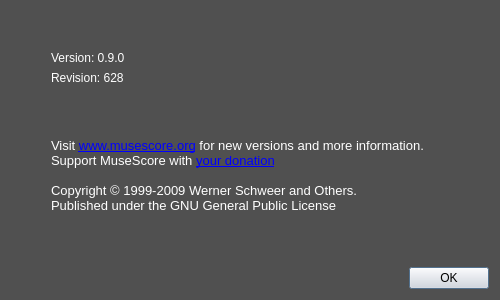
Above: mscore/mscore/aboutbox.ui from musescore/musescore-old before the change. Below: the same form after it.
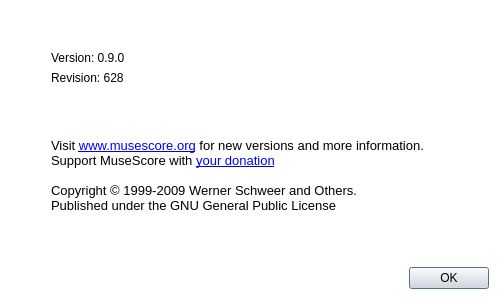
That is the form after the change. Icons and pictures are not drawn.

Patch:
```diff
--- a/mscore/mscore/aboutbox.ui
+++ b/mscore/mscore/aboutbox.ui
@@ -22,9 +22,9 @@
      <colorrole role="WindowText">
       <brush brushstyle="SolidPattern">
        <color alpha="255">
-        <red>255</red>
-        <green>255</green>
-        <blue>255</blue>
+        <red>0</red>
+        <green>0</green>
+        <blue>0</blue>
        </color>
       </brush>
      </colorrole>
@@ -76,9 +76,9 @@
      <colorrole role="Text">
       <brush brushstyle="SolidPattern">
        <color alpha="255">
-        <red>255</red>
-        <green>255</green>
-        <blue>255</blue>
+        <red>0</red>
+        <green>0</green>
+        <blue>0</blue>
        </color>
       </brush>
      </colorrole>
@@ -103,18 +103,18 @@
      <colorrole role="Base">
       <brush brushstyle="SolidPattern">
        <color alpha="255">
-        <red>80</red>
-        <green>80</green>
-        <blue>80</blue>
+        <red>255</red>
+        <green>255</green>
+        <blue>255</blue>
        </color>
       </brush>
      </colorrole>
      <colorrole role="Window">
       <brush brushstyle="SolidPattern">
        <color alpha="255">
-        <red>80</red>
-        <green>80</green>
-        <blue>80</blue>
+        <red>255</red>
+        <green>255</green>
+        <blue>255</blue>
        </color>
       </brush>
      </colorrole>
@@ -177,9 +177,9 @@
      <colorrole role="WindowText">
       <brush brushstyle="SolidPattern">
        <color alpha="255">
-        <red>255</red>
-        <green>255</green>
-        <blue>255</blue>
+        <red>0</red>
+        <green>0</green>
+        <blue>0</blue>
        </color>
       </brush>
      </colorrole>
@@ -231,9 +231,9 @@
      <colorrole role="Text">
       <brush brushstyle="SolidPattern">
        <color alpha="255">
-        <red>255</red>
-        <green>255</green>
-        <blue>255</blue>
+        <red>0</red>
+        <green>0</green>
+        <blue>0</blue>
        </color>
       </brush>
      </colorrole>
@@ -258,18 +258,18 @@
      <colorrole role="Base">
       <brush brushstyle="SolidPattern">
        <color alpha="255">
-        <red>80</red>
-        <green>80</green>
-        <blue>80</blue>
+        <red>255</red>
+        <green>255</green>
+        <blue>255</blue>
        </color>
       </brush>
      </colorrole>
      <colorrole role="Window">
       <brush brushstyle="SolidPattern">
        <color alpha="255">
-        <red>80</red>
-        <green>80</green>
-        <blue>80</blue>
+        <red>255</red>
+        <green>255</green>
+        <blue>255</blue>
        </color>
       </brush>
      </colorrole>
@@ -413,18 +413,18 @@
      <colorrole role="Base">
       <brush brushstyle="SolidPattern">
        <color alpha="255">
-        <red>80</red>
-        <green>80</green>
-        <blue>80</blue>
+        <red>255</red>
+        <green>255</green>
+        <blue>255</blue>
        </color>
       </brush>
      </colorrole>
      <colorrole role="Window">
       <brush brushstyle="SolidPattern">
        <color alpha="255">
-        <red>80</red>
-        <green>80</green>
-        <blue>80</blue>
+        <red>255</red>
+        <green>255</green>
+        <blue>255</blue>
        </color>
       </brush>
      </colorrole>
@@ -488,9 +488,6 @@
   <property name="windowTitle">
    <string>AboutBox</string>
   </property>
-  <property name="autoFillBackground">
-   <bool>true</bool>
-  </property>
   <layout class="QVBoxLayout">
    <item>
     <layout class="QVBoxLayout">
```
Left out of the diff: 8 changed lines with no effect on the pictures.
